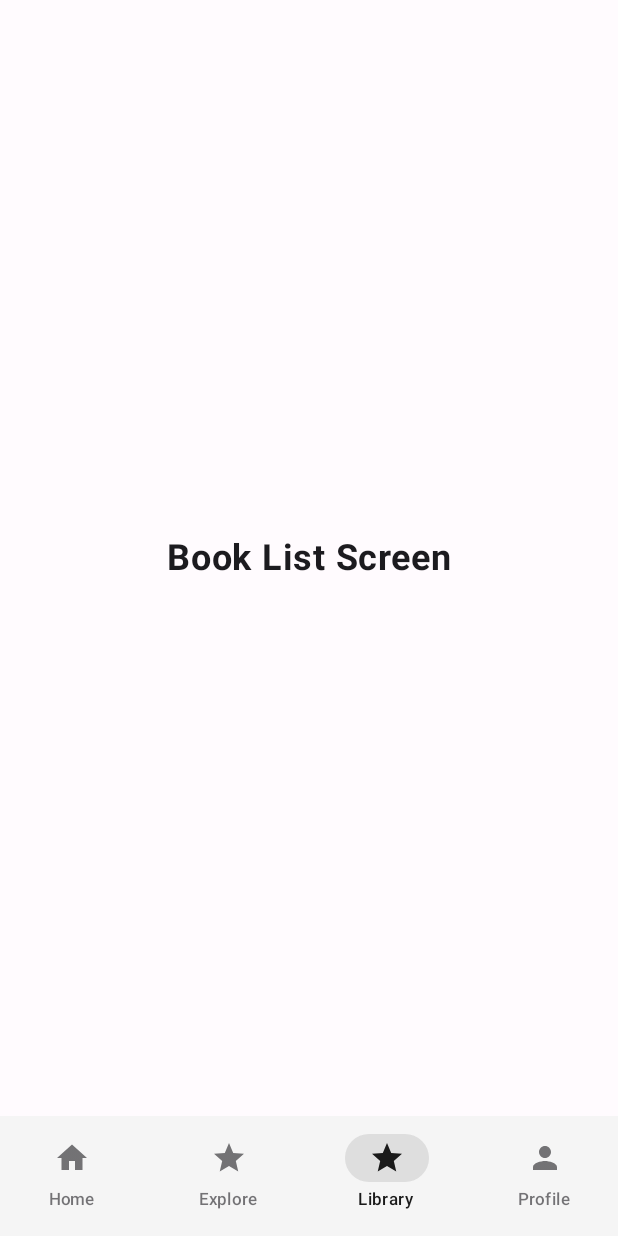
After one commit to Lain4504/novel-reading-app, an Android app built with Jetpack Compose: the BookListScreen screen opened through its navigation route, on a phone screen of 412 x 824 dp. The commit adds this screen. Run offline under Robolectric (Android 15) with nearby library versions, the phone set to English and light mode, and no system bars; pictures from the network do not load.

Commit message:
create bottom navbar

```diff
--- a/app/src/main/java/com/miraimagiclab/novelreadingapp/MainActivity.kt
+++ b/app/src/main/java/com/miraimagiclab/novelreadingapp/MainActivity.kt
@@ -5,12 +5,15 @@ import androidx.activity.ComponentActivity
 import androidx.activity.compose.setContent
 import androidx.activity.enableEdgeToEdge
 import androidx.compose.foundation.layout.fillMaxSize
-import androidx.compose.material3.MaterialTheme
-import androidx.compose.material3.Surface
-import androidx.compose.runtime.Composable
+import androidx.compose.foundation.layout.padding
+import androidx.compose.material3.*
+import androidx.compose.runtime.*
 import androidx.compose.ui.Modifier
+import androidx.navigation.compose.currentBackStackEntryAsState
 import androidx.navigation.compose.rememberNavController
 import com.miraimagiclab.novelreadingapp.navigation.NovelReadingNavigation
+import com.miraimagiclab.novelreadingapp.navigation.Screen
+import com.miraimagiclab.novelreadingapp.ui.components.BottomNavigationBar
 import com.miraimagiclab.novelreadingapp.ui.theme.NovelReadingAppTheme
 
 class MainActivity : ComponentActivity() {
@@ -24,7 +27,42 @@ class MainActivity : ComponentActivity() {
                     color = MaterialTheme.colorScheme.background
                 ) {
                     val navController = rememberNavController()
-                    NovelReadingNavigation(navController = navController)
+                    val navBackStackEntry by navController.currentBackStackEntryAsState()
+                    val currentRoute = navBackStackEntry?.destination?.route
+
+                    Scaffold(
+                        bottomBar = {
+                            // Only show bottom navigation for main screens
+                            val showBottomNav = currentRoute in listOf(
+                                Screen.Home.route,
+                                Screen.Explore.route,
+                                Screen.BookList.route,
+                                Screen.Profile.route
+                            )
+                            if (showBottomNav) {
+                                BottomNavigationBar(
+                                    currentRoute = currentRoute,
+                                    onNavigate = { route ->
+                                        navController.navigate(route) {
+                                            // Pop up to the start destination to avoid building up a large stack
+                                            popUpTo(navController.graph.startDestinationId) {
+                                                saveState = true
+                                            }
+                                            // Avoid multiple copies of the same destination when reselecting
+                                            launchSingleTop = true
+                                            // Restore state when reselecting a previously selected item
+                                            restoreState = true
+                                        }
+                                    }
+                                )
+                            }
+                        }
+                    ) { innerPadding ->
+                        NovelReadingNavigation(
+                            navController = navController,
+                            modifier = Modifier.padding(innerPadding)
+                        )
+                    }
                 }
             }
         }
--- a/app/src/main/java/com/miraimagiclab/novelreadingapp/navigation/NovelReadingNavigation.kt
+++ b/app/src/main/java/com/miraimagiclab/novelreadingapp/navigation/NovelReadingNavigation.kt
@@ -1,17 +1,21 @@
 package com.miraimagiclab.novelreadingapp.navigation
 
 import androidx.compose.runtime.Composable
+import androidx.compose.ui.Modifier
 import androidx.navigation.NavHostController
 import androidx.navigation.compose.NavHost
 import androidx.navigation.compose.composable
-import com.miraimagiclab.novelreadingapp.ui.screens.BookDetailsScreen
-import com.miraimagiclab.novelreadingapp.ui.screens.HomeScreen
+import com.miraimagiclab.novelreadingapp.ui.screens.*
 
 @Composable
-fun NovelReadingNavigation(navController: NavHostController) {
+fun NovelReadingNavigation(
+    navController: NavHostController,
+    modifier: Modifier = Modifier
+) {
     NavHost(
         navController = navController,
-        startDestination = Screen.Home.route
+        startDestination = Screen.Home.route,
+        modifier = modifier
     ) {
         composable(Screen.Home.route) {
             HomeScreen(
@@ -19,6 +23,18 @@ fun NovelReadingNavigation(navController: NavHostController) {
                     navController.navigate(Screen.BookDetails.createRoute(bookId))
                 }
             )
+        }
+
+        composable(Screen.Explore.route) {
+            ExploreScreen()
+        }
+
+        composable(Screen.BookList.route) {
+            BookListScreen()
+        }
+
+        composable(Screen.Profile.route) {
+            ProfileScreen()
         }
 
         composable(
--- a/app/src/main/java/com/miraimagiclab/novelreadingapp/navigation/Screen.kt
+++ b/app/src/main/java/com/miraimagiclab/novelreadingapp/navigation/Screen.kt
@@ -9,6 +9,9 @@ sealed class Screen(
     val arguments: List<NamedNavArgument> = emptyList()
 ) {
     object Home : Screen("home")
+    object Explore : Screen("explore")
+    object BookList : Screen("book_list")
+    object Profile : Screen("profile")
 
     object BookDetails : Screen(
         route = "book_details/{bookId}",
--- /dev/null
+++ b/app/src/main/java/com/miraimagiclab/novelreadingapp/ui/components/BottomNavigationBar.kt
@@ -0,0 +1,101 @@
+package com.miraimagiclab.novelreadingapp.ui.components
+
+import androidx.compose.foundation.layout.size
+import androidx.compose.material.icons.Icons
+import androidx.compose.material.icons.filled.*
+import androidx.compose.material3.*
+import androidx.compose.runtime.Composable
+import androidx.compose.ui.Modifier
+import androidx.compose.ui.graphics.vector.ImageVector
+import androidx.compose.ui.unit.dp
+import com.miraimagiclab.novelreadingapp.navigation.Screen
+
+data class BottomNavItem(
+    val route: String,
+    val title: String,
+    val icon: ImageVector,
+    val selectedIcon: ImageVector = icon
+)
+
+@Composable
+fun BottomNavigationBar(
+    currentRoute: String?,
+    onNavigate: (String) -> Unit,
+    modifier: Modifier = Modifier
+) {
+    val bottomNavItems = listOf(
+        BottomNavItem(
+            route = Screen.Home.route,
+            title = "Home",
+            icon = Icons.Default.Home,
+            selectedIcon = Icons.Default.Home
+        ),
+        BottomNavItem(
+            route = Screen.Explore.route,
+            title = "Explore",
+            icon = Icons.Default.Star,
+            selectedIcon = Icons.Default.Star
+        ),
+        BottomNavItem(
+            route = Screen.BookList.route,
+            title = "Library",
+            icon = Icons.Default.Star,
+            selectedIcon = Icons.Default.Star
+        ),
+        BottomNavItem(
+            route = Screen.Profile.route,
+            title = "Profile",
+            icon = Icons.Default.Person,
+            selectedIcon = Icons.Default.Person
+        )
+    )
+
+    NavigationBar(
+        modifier = modifier,
+        containerColor = MaterialTheme.colorScheme.surface,
+        contentColor = MaterialTheme.colorScheme.onSurface
+    ) {
+        bottomNavItems.forEach { item ->
+            val isSelected = currentRoute == item.route
+
+            NavigationBarItem(
+                selected = isSelected,
+                onClick = {
+                    if (!isSelected) {
+                        onNavigate(item.route)
+                    }
+                },
+                icon = {
+                    Icon(
+                        imageVector = if (isSelected) item.selectedIcon else item.icon,
+                        contentDescription = item.title,
+                        modifier = Modifier.size(24.dp),
+                        tint = if (isSelected) {
+                            MaterialTheme.colorScheme.primary
+                        } else {
+                            MaterialTheme.colorScheme.onSurface.copy(alpha = 0.6f)
+                        }
+                    )
+                },
+                label = {
+                    Text(
+                        text = item.title,
+                        style = MaterialTheme.typography.labelSmall,
+                        color = if (isSelected) {
+                            MaterialTheme.colorScheme.primary
+                        } else {
+                            MaterialTheme.colorScheme.onSurface.copy(alpha = 0.6f)
+                        }
+                    )
+                },
+                colors = NavigationBarItemDefaults.colors(
+                    selectedIconColor = MaterialTheme.colorScheme.primary,
+                    selectedTextColor = MaterialTheme.colorScheme.primary,
+                    unselectedIconColor = MaterialTheme.colorScheme.onSurface.copy(alpha = 0.6f),
+                    unselectedTextColor = MaterialTheme.colorScheme.onSurface.copy(alpha = 0.6f),
+                    indicatorColor = MaterialTheme.colorScheme.primary.copy(alpha = 0.1f)
+                )
+            )
+        }
+    }
+}
--- /dev/null
+++ b/app/src/main/java/com/miraimagiclab/novelreadingapp/ui/screens/BookListScreen.kt
@@ -0,0 +1,24 @@
+package com.miraimagiclab.novelreadingapp.ui.screens
+
+import androidx.compose.foundation.layout.*
+import androidx.compose.material3.*
+import androidx.compose.runtime.Composable
+import androidx.compose.ui.Alignment
+import androidx.compose.ui.Modifier
+import androidx.compose.ui.text.font.FontWeight
+import androidx.compose.ui.unit.sp
+
+@Composable
+fun BookListScreen() {
+    Box(
+        modifier = Modifier.fillMaxSize(),
+        contentAlignment = Alignment.Center
+    ) {
+        Text(
+            text = "Book List Screen",
+            fontSize = 24.sp,
+            fontWeight = FontWeight.Bold,
+            color = MaterialTheme.colorScheme.onSurface
+        )
+    }
+}
```
Also changed, not shown: app/src/main/java/com/miraimagiclab/novelreadingapp/ui/screens/ExploreScreen.kt (added, +24 -0 lines), app/src/main/java/com/miraimagiclab/novelreadingapp/ui/screens/HomeScreen.kt (+0 -28 lines), app/src/main/java/com/miraimagiclab/novelreadingapp/ui/screens/ProfileScreen.kt (added, +24 -0 lines).
